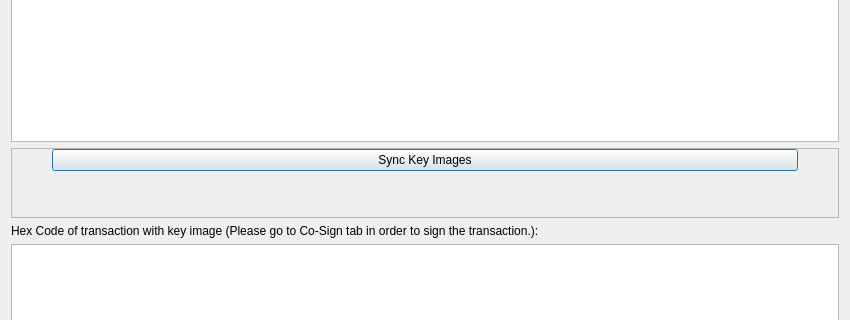
Before: the Qt Designer form src/qt/forms/keyimagesync.ui in TheArcadiaGroup/DAPS, drawn with Qt 5; both pictures show x 0 to 850 and y 137 to 457 of the 850 by 610 pixel window.
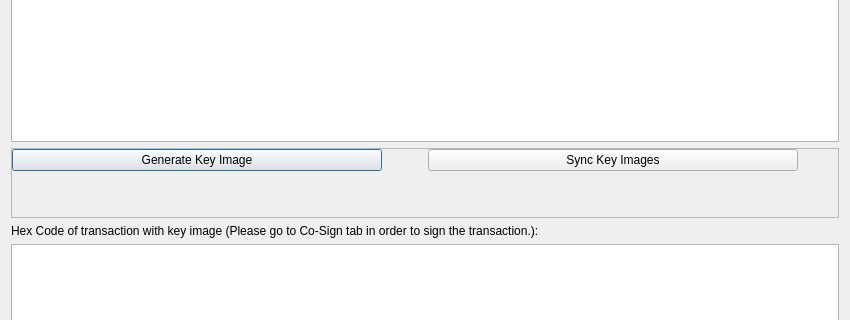
After: the same form once the commit is applied.

```diff
--- a/src/qt/forms/keyimagesync.ui
+++ b/src/qt/forms/keyimagesync.ui
@@ -126,8 +126,8 @@
        <rect>
         <x>0</x>
         <y>0</y>
-        <width>830</width>
-        <height>27</height>
+        <width>824</width>
+        <height>34</height>
        </rect>
       </property>
       <property name="sizePolicy">
@@ -153,6 +153,13 @@
         <layout class="QVBoxLayout" name="verticalLayout_4">
          <item>
           <layout class="QHBoxLayout" name="horizontalLayoutSend_2">
+           <item>
+            <widget class="QPushButton" name="generateKeyImage">
+             <property name="text">
+              <string>Generate Key Image</string>
+             </property>
+            </widget>
+           </item>
            <item>
             <spacer name="horizontalSpacerSendL_2">
              <property name="orientation">
```
